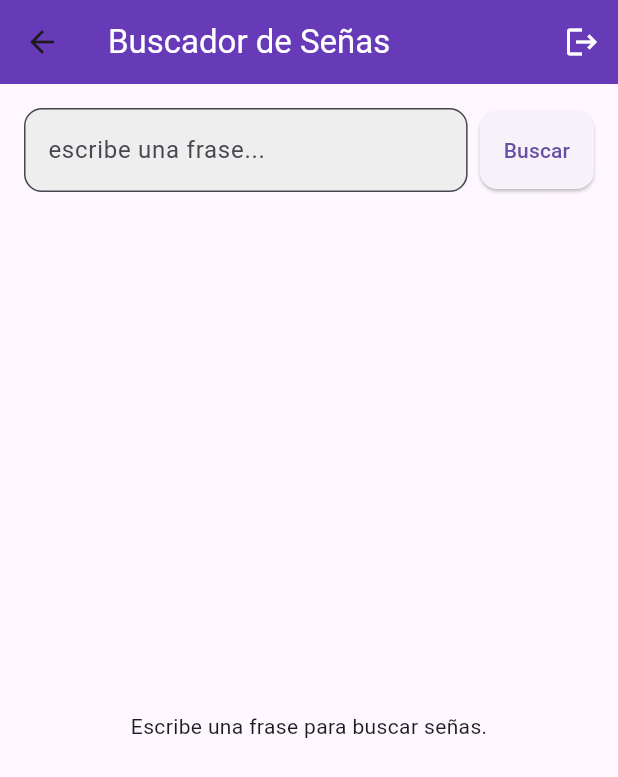
After one commit to bulux-dev/appsign, a Flutter app: the screen it shows once a user with an empty profile is signed in, after a tap on "Texto", on a phone screen of 412 x 824 dp. The commit adds this screen. Shown: the top 777 px of the screen. Run offline on Flutter 3.47's test engine with Material 3 defaults, Android fonts, the phone set to English and light mode, and no system bars; our stand-ins replace cached_network_image, cloud_firestore, firebase_auth, firebase_core, firebase_storage, image_picker and 1 more; accounts and stored records are empty.

Commit message:
texto agregado

```diff
--- a/lib/pages/menu_page.dart
+++ b/lib/pages/menu_page.dart
@@ -1,3 +1,4 @@
+import 'package:appsign/pages/text_search_page.dart';
 import 'package:flutter/material.dart';
 import 'package:appsign/pages/home_page.dart';
 import 'package:firebase_auth/firebase_auth.dart'; // <--- Nueva importación para sign out
@@ -68,6 +69,33 @@ class MenuPage extends StatelessWidget {
                 ),
               ),
             ),
+
+
+
+
+            const SizedBox(height: 30),
+            ElevatedButton.icon(
+              onPressed: (){
+                Navigator.of(context).push(
+                  MaterialPageRoute(builder:(context)=> const TextSearchPage()),
+                );
+
+                //Nae
+              },
+              icon: const Icon(Icons.text_fields, size: 50),
+              label: const Text('Texto', style: TextStyle(fontSize: 24)),
+              style: ElevatedButton.styleFrom(
+                backgroundColor: Colors.deepPurple,
+                foregroundColor: Colors.white,
+                padding: const EdgeInsets.symmetric(horizontal: 40, vertical: 20),
+                shape: RoundedRectangleBorder(
+                  borderRadius: BorderRadius.circular(12),
+                ),
+              ),
+              ),
+
+
+
           ],
         ),
       ),
--- /dev/null
+++ b/lib/pages/text_search_page.dart
@@ -0,0 +1,214 @@
+import 'package:flutter/material.dart';
+import 'package:cloud_firestore/cloud_firestore.dart';
+import 'package:cached_network_image/cached_network_image.dart';
+import 'package:firebase_auth/firebase_auth.dart';
+
+class TextSearchPage extends StatefulWidget {
+  const TextSearchPage({super.key});
+
+  @override
+  State<TextSearchPage> createState() => _TextSearchPageState();
+}
+
+class _TextSearchPageState extends State<TextSearchPage> {
+  final FirebaseFirestore _firestore = FirebaseFirestore.instance;
+  final TextEditingController _searchController = TextEditingController();
+
+  List<Map<String, dynamic>> _foundContent = [];
+  bool _isLoadingContent = false;
+
+  @override
+  void initState() {
+    super.initState();
+    // Iniciar la búsqueda con una cadena vacía para mostrar todo el contenido
+    //_searchContent(''); // <-- Comentamos esta línea para no buscar nada al inicio
+  }
+
+  // --- FUNCIÓN PARA BUSCAR CONTENIDO EN FIRESTORE ---
+  void _searchContent(String query) async {
+    setState(() {
+      _isLoadingContent = true;
+    });
+
+    try {
+      final String searchQuery = query.toLowerCase().trim();
+
+      // Si la consulta está vacía, no se muestran resultados.
+      if (searchQuery.isEmpty) {
+        setState(() {
+          _foundContent = [];
+          _isLoadingContent = false;
+        });
+        return; // Salir de la función para no continuar con la búsqueda
+      }
+
+      final querySnapshot = await _firestore.collection('content').get();
+      List<Map<String, dynamic>> allContent = querySnapshot.docs.map((doc) => doc.data() as Map<String, dynamic>).toList();
+
+      List<Map<String, dynamic>> results = [];
+
+      // Dividir la frase en palabras y buscar por cada una
+      final List<String> searchTerms = searchQuery.split(' ');
+
+      for (String term in searchTerms) {
+        final trimmedTerm = term.trim();
+        if (trimmedTerm.isEmpty) continue;
+
+        final filteredContent = allContent.where((content) {
+          final title = content['titulo']?.toLowerCase() ?? '';
+          final description = content['descripcion']?.toLowerCase() ?? '';
+          final keywords = (content['palabras_clave'] as List<dynamic>?)?.map((k) => k.toString().toLowerCase()).toList() ?? [];
+
+          return title.contains(trimmedTerm) ||
+                 description.contains(trimmedTerm) ||
+                 keywords.any((keyword) => keyword.contains(trimmedTerm));
+        }).toList();
+
+        for (var item in filteredContent) {
+          // Evitar duplicados
+          if (!results.any((result) => result['titulo'] == item['titulo'])) {
+            results.add(item);
+          }
+        }
+      }
+
+      setState(() {
+        _foundContent = results;
+        _isLoadingContent = false;
+      });
+
+    } catch (e) {
+      print("Error buscando contenido: $e");
+      setState(() {
+        _isLoadingContent = false;
+        _foundContent = [];
+      });
+      ScaffoldMessenger.of(context).showSnackBar(
+        const SnackBar(content: Text('Error al buscar contenido. Intenta de nuevo.')),
+      );
+    }
+  }
+
+  // --- WIDGET PARA MOSTRAR LA LISTA DE CONTENIDO ---
+  Widget _buildContentList() {
+    if (_isLoadingContent) {
+      return const Center(child: CircularProgressIndicator());
+    }
+
+    if (_foundContent.isEmpty && _searchController.text.isNotEmpty) {
+      return const Center(child: Text("No se encontró contenido para tu búsqueda."));
+    }
+
+    if (_foundContent.isEmpty && _searchController.text.isEmpty) {
+      return const Center(child: Text("Escribe una frase para buscar señas."));
+    }
+
+    return ListView.builder(
+      itemCount: _foundContent.length,
+      itemBuilder: (context, index) {
+        final content = _foundContent[index];
+        final String mediaUrl = content['url_media'] ?? '';
+        final String thumbnailUrl = content['url_miniatura'] ?? '';
+        final String mediaType = content['tipo'] ?? '';
+
+        return Card(
+          margin: const EdgeInsets.symmetric(horizontal: 16, vertical: 8),
+          elevation: 4,
+          child: ListTile(
+            leading: Stack(
+              alignment: Alignment.center,
+              children: [
+                CachedNetworkImage(
+                  imageUrl: thumbnailUrl,
+                  width: 80,
+                  height: 80,
+                  fit: BoxFit.cover,
+                  placeholder: (context, url) => const CircularProgressIndicator(),
+                  errorWidget: (context, url, error) => const Icon(Icons.error),
+                ),
+                if (mediaType == 'mp4')
+                  const Icon(Icons.play_circle_fill, size: 40, color: Colors.white70),
+              ],
+            ),
+            title: Text(content['titulo'] ?? 'Sin título'),
+            subtitle: Text(content['descripcion'] ?? 'Sin descripción'),
+            trailing: Text('${content['vistas'] ?? 0} vistas'),
+            onTap: () {
+              ScaffoldMessenger.of(context).showSnackBar(
+                SnackBar(content: Text('Tocado: ${content['titulo']}')),
+              );
+            },
+          ),
+        );
+      },
+    );
+  }
+
+  @override
+  void dispose() {
+    _searchController.dispose();
+    super.dispose();
+  }
+
+  @override
+  Widget build(BuildContext context) {
+    return Scaffold(
+      appBar: AppBar(
+        backgroundColor: Colors.deepPurple,
+        title: const Text(
+          'Buscador de Señas',
+          style: TextStyle(
+            color: Colors.white,
+          ),
+        ),
+        actions: [
+          IconButton(
+            icon: const Icon(Icons.logout, color: Colors.white),
+            onPressed: () async {
+              await FirebaseAuth.instance.signOut();
+            },
+            tooltip: 'Cerrar Sesion',
+          ),
+        ],
+      ),
+      body: Column(
+        children: [
+          Padding(
+            padding: const EdgeInsets.all(16.0),
+            child: Row(
+              children: [
+                Expanded(
+                  child: TextField(
+                    controller: _searchController,
+                    decoration: InputDecoration(
+                      hintText: 'escribe una frase...',
+                      border: OutlineInputBorder(
+                        borderRadius: BorderRadius.circular(12),
+                      ),
+                      filled: true,
+                      fillColor: Colors.grey[200],
+                    ),
+                  ),
+                ),
+                const SizedBox(width: 8),
+                ElevatedButton(
+                  onPressed: () {
+                    _searchContent(_searchController.text);
+                  },
+                  style: ElevatedButton.styleFrom(
+                    padding: const EdgeInsets.symmetric(horizontal: 16, vertical: 16),
+                    shape: RoundedRectangleBorder(
+                      borderRadius: BorderRadius.circular(12),
+                    ),
+                  ),
+                  child: const Text('Buscar'),
+                ),
+              ],
+            ),
+          ),
+          Expanded(child: _buildContentList()),
+        ],
+      ),
+    );
+  }
+}
```
Also changed, not shown: lib/pages/admin_menu_page.dart (+23 -0 lines).
